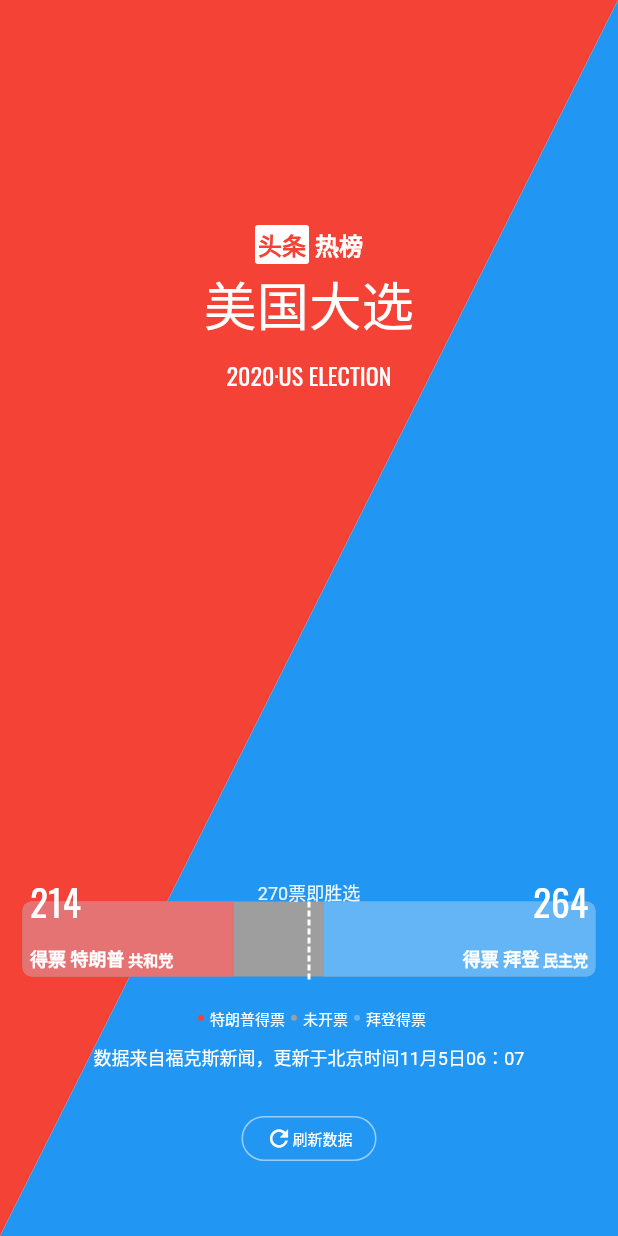
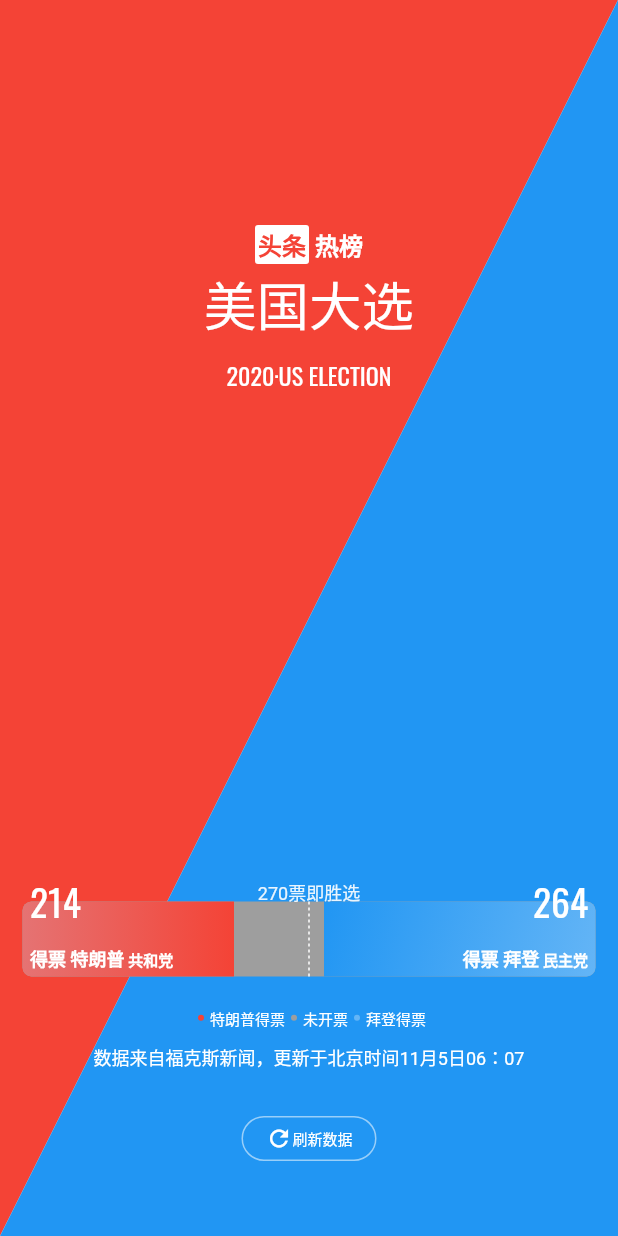
Before and after one commit to lyx0224/flutterwidget, a Flutter app: the PaintDemo2 screen opened by its route, on a phone screen of 412 x 824 dp. Run offline on Flutter 3.47's test engine with Material 2 defaults, Android fonts, the phone set to English and light mode, and no system bars; our stand-ins replace dio; missing offline and left inert: loadmore, pull_to_refresh_notification; Roboto replaces fonts that are missing (ZCOOLXiaoWei).

Commit message:
添加画笔渐变

```diff
--- a/lib/paint/paint_demo2.dart
+++ b/lib/paint/paint_demo2.dart
@@ -1,4 +1,5 @@
 import 'package:flutter/material.dart';
+import 'dart:ui' as ui;
 
 class PaintDemo2 extends StatelessWidget {
   @override
@@ -226,9 +227,9 @@
 
 class Vote2Painter extends CustomPainter {
   Radius _borderRadius = Radius.circular(6);
-  Paint _redPaint = Paint()..color = Colors.red[300];
+  Paint _redPaint = Paint();
 
-  Paint _bluePaint = Paint()..color = Colors.blue[300];
+  Paint _bluePaint = Paint();
 
   @override
   void paint(Canvas canvas, Size size) {
@@ -249,7 +250,7 @@
   }
 
   _drawDotLine(Size size, Canvas canvas) {
-    double dashWidth = 4;
+    double dashWidth = 2;
     double dashSpace = 2;
     double startY = 0;
     while (startY < size.height) {
@@ -258,7 +259,7 @@
           Offset(size.width / 2, startY + dashWidth),
           Paint()
             ..color = Colors.white
-            ..strokeWidth = 2);
+            ..strokeWidth = 1);
       startY += dashWidth + dashSpace;
     }
   }
@@ -266,12 +267,16 @@
   _drawValue(Size size, bool fromLeft, double value, Canvas canvas) {
     RRect valueRect;
     if (fromLeft) {
+      _redPaint.shader = ui.Gradient.linear(Offset(0, size.height),
+          Offset(value, size.height), [Colors.red[300], Colors.red]);
       valueRect = RRect.fromRectAndCorners(
           Rect.fromLTRB(0, 0, value, size.height),
           topLeft: _borderRadius,
           bottomLeft: _borderRadius);
       canvas.drawRRect(valueRect, _redPaint);
     } else {
+      _bluePaint.shader = ui.Gradient.linear(Offset(size.width - value, 0),
+          Offset(size.width, size.height), [Colors.blue, Colors.blue[300]]);
       valueRect = RRect.fromRectAndCorners(
           Rect.fromLTRB(size.width - value, 0, size.width, size.height),
           topRight: _borderRadius,
```
